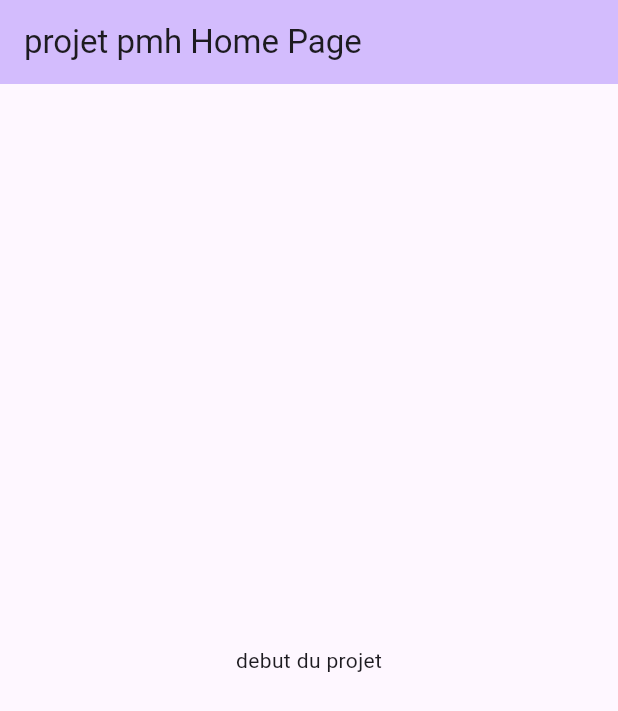
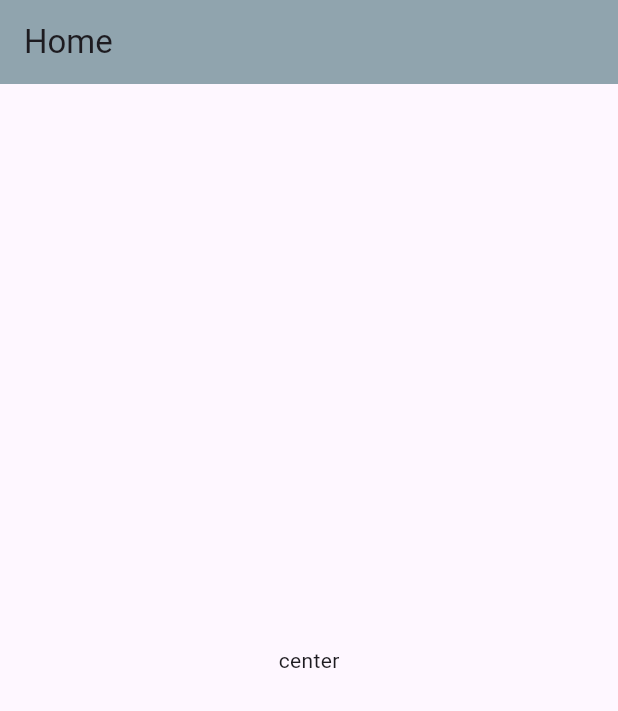
Before and after one commit to NTUMBABU/Projet_PMH, a Flutter app: the screen it shows after launch, on a phone screen of 412 x 824 dp. Shown: the top 711 px of the screen. Run offline on Flutter 3.47's test engine with Material 2 defaults, Android fonts, the phone set to English and light mode, and no system bars.

Commit message:
structure du projet

```diff
--- /dev/null
+++ b/lib/app.dart
@@ -0,0 +1,16 @@
+import 'package:flutter/material.dart';
+import 'screen/home.dart';
+
+class MyApp extends StatelessWidget {
+  const MyApp({super.key});
+  @override
+  Widget build(BuildContext context) {
+    return MaterialApp(
+      title: 'Flutter Demo',
+      theme: ThemeData(
+        useMaterial3: true,
+      ),
+      home: const Home(),
+    );
+  }
+}
--- a/lib/main.dart
+++ b/lib/main.dart
@@ -1,50 +1,3 @@
 import 'package:flutter/material.dart';
-
-void main() {
-  runApp(const MyApp());
-}
-
-class MyApp extends StatelessWidget {
-  const MyApp({super.key});
-  @override
-  Widget build(BuildContext context) {
-    return MaterialApp(
-      title: 'Flutter Demo',
-      theme: ThemeData(
-        colorScheme: ColorScheme.fromSeed(seedColor: Colors.deepPurple),
-        useMaterial3: true,
-      ),
-      home: const MyHomePage(title: 'projet pmh Home Page'),
-    );
-  }
-}
-
-class MyHomePage extends StatefulWidget {
-  const MyHomePage({super.key, required this.title});
-  final String title;
-  @override
-  State<MyHomePage> createState() => _MyHomePageState();
-}
-
-class _MyHomePageState extends State<MyHomePage> {
-
-  @override
-  Widget build(BuildContext context) {
-    return Scaffold(
-      appBar: AppBar(
-        backgroundColor: Theme.of(context).colorScheme.inversePrimary,
-        title: Text(widget.title),
-      ),
-      body: Center(
-        child: Column(
-          mainAxisAlignment: MainAxisAlignment.center,
-          children: <Widget>[
-            const Text(
-              'debut du projet',
-            ),
-          ],
-        ),
-      ),
-    );
-  }
-}
+import 'app.dart';
+void main() {runApp(const MyApp());}
--- /dev/null
+++ b/lib/screen/home.dart
@@ -0,0 +1,13 @@
+import 'package:flutter/material.dart';
+
+class Home extends StatelessWidget {
+  const Home({super.key});
+
+  @override
+  Widget build(BuildContext context) {
+    return Scaffold(
+      appBar: AppBar(title: const Text('Home'),backgroundColor: Color(0xFF90A4AE),),
+      body: Center(child: Text('center'),),
+    );
+  }
+}
```
